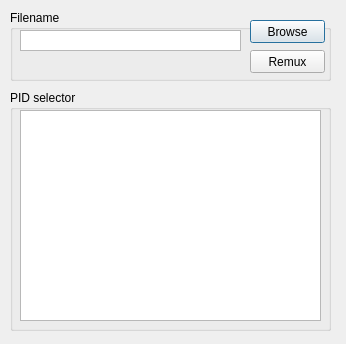
Above: dialogremux.ui from Soheilnader/TS-Packet-Analyser before the change. Below: the same form after it.
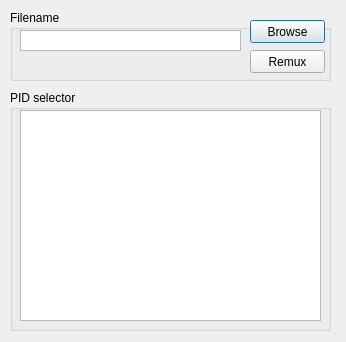
That is the form after the change.

Patch:
```diff
--- a/dialogremux.ui
+++ b/dialogremux.ui
@@ -7,7 +7,7 @@
     <x>0</x>
     <y>0</y>
     <width>346</width>
-    <height>344</height>
+    <height>342</height>
    </rect>
   </property>
   <property name="windowTitle">
```
